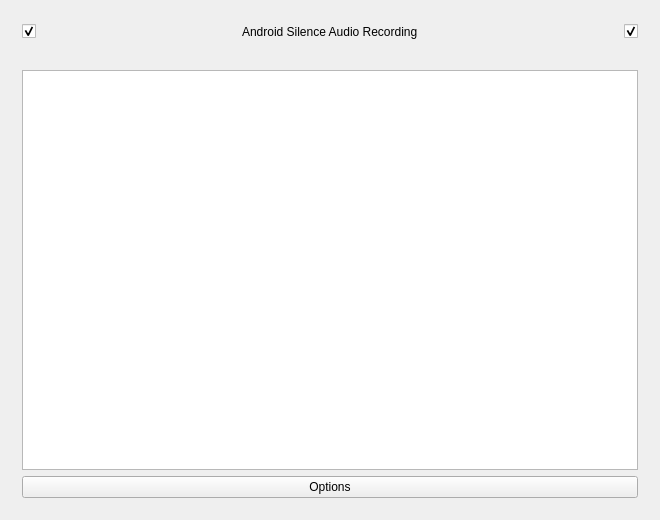
This is qt_server/q_android_silence_audio_recording.ui in Gabriele91/AndroidSilenceAudioRecording as Qt 5 draws it before an edit. The edited form follows.
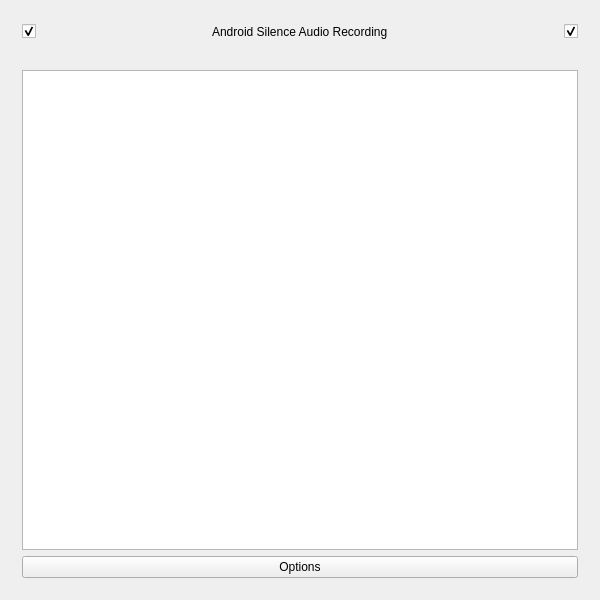
This is the edited form. Custom widgets are drawn as their Qt base class.

Commit message: Changed application size

Patch:
```diff
--- a/qt_server/q_android_silence_audio_recording.ui
+++ b/qt_server/q_android_silence_audio_recording.ui
@@ -6,14 +6,14 @@
    <rect>
     <x>0</x>
     <y>0</y>
-    <width>660</width>
-    <height>520</height>
+    <width>600</width>
+    <height>600</height>
    </rect>
   </property>
   <property name="minimumSize">
    <size>
-    <width>520</width>
-    <height>520</height>
+    <width>600</width>
+    <height>600</height>
    </size>
   </property>
   <property name="maximumSize">
```
